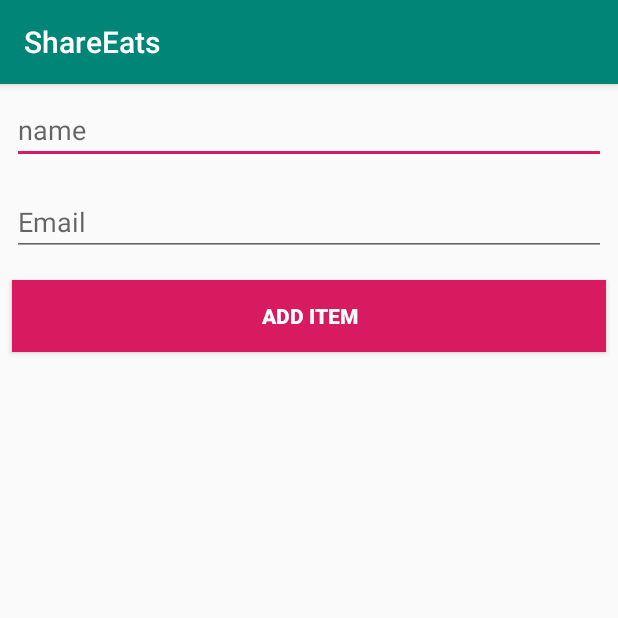
After one commit to dl1683/ShareEats, an Android app: the AddItemActivity screen opened directly, with no data from a screen before it, on a phone screen of 412 x 824 dp, the top half of it. The commit adds this screen. Run offline under Robolectric (Android 15) with nearby library versions, the phone set to English and light mode, and no system bars; our stand-ins replace Firebase (no records; nobody signed in at launch, a user with empty details on screens opened directly).

Commit message:
Added Item and AddItem functionality Things left to do: Phone Integration Food Expiry Recipes Donation Circle

```diff
--- /dev/null
+++ b/app/src/main/java/com/shareeats/AddItemActivity.kt
@@ -0,0 +1,88 @@
+package com.shareeats
+
+import android.app.ProgressDialog
+import android.content.Intent
+import androidx.appcompat.app.AppCompatActivity
+import android.os.Bundle
+import android.text.TextUtils
+import android.view.View
+import android.widget.Button
+import android.widget.EditText
+import android.widget.Toast
+import com.google.firebase.auth.FirebaseAuth
+import com.google.firebase.database.DatabaseReference
+import com.google.firebase.database.FirebaseDatabase
+import java.util.*
+
+class AddItemActivity : AppCompatActivity() {
+
+    //database
+    private var mDatabaseReference: DatabaseReference? = null
+    private var mDatabase: FirebaseDatabase? = null
+    private var mAuth: FirebaseAuth? = null
+
+    private var etName: EditText? = null
+    private var etExpiry: EditText? = null
+    private var btnAddItem: Button? = null
+    private var mProgressBar: ProgressDialog? = null
+    private val TAG = "CreateAccountActivity"
+    //global variables
+    private var firstName: String? = null
+    private var expiry: Date? = null
+
+    override fun onCreate(savedInstanceState: Bundle?) {
+        super.onCreate(savedInstanceState)
+        setContentView(R.layout.activity_add_item)
+        initialise()
+    }
+
+    private fun initialise() {
+        // intialize all the UI elements
+        etName = findViewById<View>(R.id.et_name) as EditText
+        etExpiry = findViewById<View>(R.id.et_expiry) as EditText
+        btnAddItem = findViewById<View>(R.id.btn_add) as Button
+        mProgressBar = ProgressDialog(this)
+        mDatabase = FirebaseDatabase.getInstance()
+        mDatabaseReference = mDatabase!!.reference.child("Users")
+        mAuth = FirebaseAuth.getInstance()
+        btnAddItem!!.setOnClickListener { addItem() }
+    }
+
+    private fun addItem() {
+        /*create a new account given all the details from the UI elements*/
+
+        //get strings from the elements
+        firstName = etName?.text.toString()
+        expiry = etExpiry?.text as Date
+        //validate the strings and throw error if empty
+        if (!TextUtils.isEmpty(firstName)
+            && !TextUtils.isEmpty(expiry.toString()) ) {
+
+            //show the progress bar
+            mProgressBar!!.setMessage("Adding item")
+            mProgressBar!!.show()
+            val userId = mAuth!!.currentUser!!.uid
+
+
+            val item = User.Item(firstName,expiry,userId,null,null)
+            mDatabaseReference!!.child(userId).child("items").setValue(item)
+            updateUserInfoAndUI()
+
+            //create the account
+
+        } else {
+            //throw the error
+            Toast.makeText(this, "Enter all details. Leave nothing empty", Toast.LENGTH_SHORT).show()
+        }
+    }
+
+    private fun updateUserInfoAndUI() {
+        //update the UserUI and register them
+        //start next activity
+        val intent = Intent(this@AddItemActivity, Menu::class.java)
+        intent.addFlags(Intent.FLAG_ACTIVITY_CLEAR_TOP)
+        startActivity(intent)
+    }
+
+
+}
--- a/app/src/main/java/com/shareeats/LoginActivity.kt
+++ b/app/src/main/java/com/shareeats/LoginActivity.kt
@@ -99,7 +99,7 @@ import com.google.firebase.auth.FirebaseAuth
     }
 
     private fun updateUI() {
-        val intent = Intent(this@LoginActivity, HomePage::class.java)
+        val intent = Intent(this@LoginActivity, Menu::class.java)
         intent.addFlags(Intent.FLAG_ACTIVITY_CLEAR_TOP)
         startActivity(intent)
     }
--- /dev/null
+++ b/app/src/main/res/layout/activity_add_item.xml
@@ -0,0 +1,33 @@
+<?xml version="1.0" encoding="utf-8"?>
+<RelativeLayout
+        xmlns:android="http://schemas.android.com/apk/res/android"
+        xmlns:app="http://schemas.android.com/apk/res-auto"
+        xmlns:tools="http://schemas.android.com/tools"
+        android:layout_width="match_parent"
+        android:layout_height="match_parent"
+        tools:context=".AddItemActivity">
+
+    <EditText
+            android:id="@+id/et_name"
+            style="@style/viewCustom"
+            android:ems="10"
+            android:hint="name"
+            android:inputType="textAutoComplete" />
+
+    <EditText
+            android:id="@+id/et_expiry"
+            style="@style/viewCustom"
+            android:ems="10"
+            android:layout_below="@id/et_name"
+            android:hint="@string/email"
+            android:inputType="textEmailAddress" />
+
+    <Button
+            android:id="@+id/btn_add"
+            style="@style/viewCustom"
+            android:layout_below="@id/et_expiry"
+            android:background="@color/colorAccent"
+            android:text="Add item"
+            android:textColor="@android:color/white"
+            android:textStyle="bold" />
+</RelativeLayout>
--- a/app/src/main/res/layout/app_bar_home_page.xml
+++ b/app/src/main/res/layout/app_bar_home_page.xml
@@ -5,7 +5,7 @@
         xmlns:tools="http://schemas.android.com/tools"
         android:layout_width="match_parent"
         android:layout_height="match_parent"
-        tools:context=".HomePage">
+        tools:context=".UserInformationActivity">
 
     <com.google.android.material.appbar.AppBarLayout
             android:layout_height="wrap_content"
--- a/app/src/main/res/layout/content_home_page.xml
+++ b/app/src/main/res/layout/content_home_page.xml
@@ -7,6 +7,6 @@
         android:layout_height="match_parent"
         app:layout_behavior="@string/appbar_scrolling_view_behavior"
         tools:showIn="@layout/app_bar_home_page"
-        tools:context=".HomePage">
+        tools:context=".UserInformationActivity">
 
 </androidx.constraintlayout.widget.ConstraintLayout>
--- a/app/src/main/res/values/strings.xml
+++ b/app/src/main/res/values/strings.xml
@@ -20,7 +20,6 @@
     <string name="title_activity_forgot_password">ForgotPasswordActivity</string>
 
 
-
     <!-- strings vals gotten from tuts-->
     <string name="email">Email</string>
     <string name="password">Password</string>
```
Also changed, not shown: app/src/main/AndroidManifest.xml (+7 -2 lines), app/src/main/java/com/shareeats/CreateAccountActivity.kt (+11 -12 lines), app/src/main/java/com/shareeats/ItemActivity.kt (added, +52 -0 lines), app/src/main/java/com/shareeats/MainActivity.kt (+1 -9 lines), app/src/main/java/com/shareeats/Menu.kt (added, +50 -0 lines), app/src/main/java/com/shareeats/User.kt (+26 -1 lines), app/src/main/java/com/shareeats/UserInformationActivity.kt (renamed from app/src/main/java/com/shareeats/HomePage.kt, +17 -23 lines), app/src/main/res/layout/activity_create_account.xml (+17 -3 lines), app/src/main/res/layout/activity_item.xml (added, +16 -0 lines), app/src/main/res/layout/activity_menu.xml (added, +28 -0 lines), app/src/main/res/layout/activity_user_information.xml (renamed from app/src/main/res/layout/activity_home_page.xml, +17 -9 lines).
